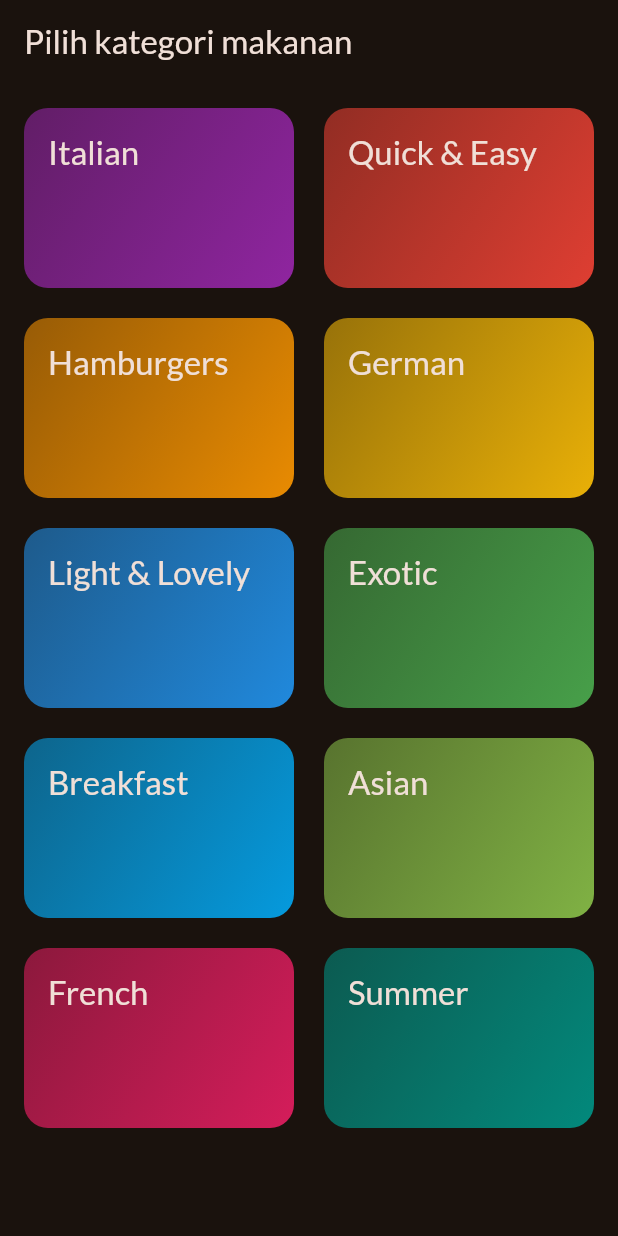
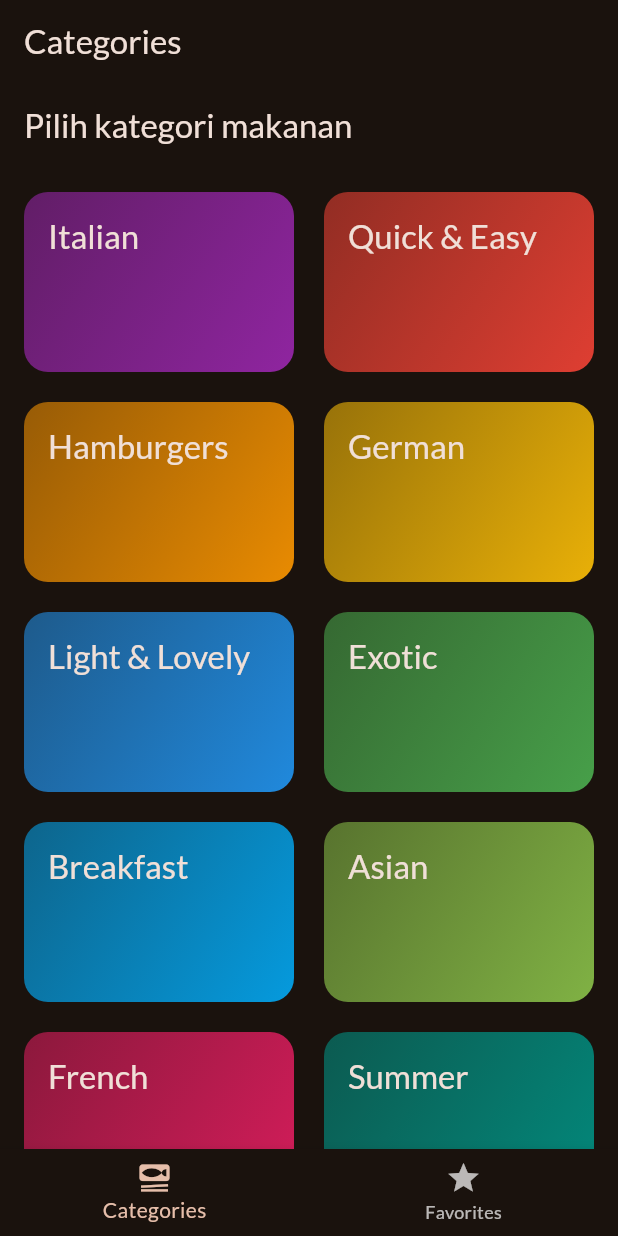
Before and after one commit to izhal27/meals_app, a Flutter app: the screen it shows after launch, on a phone screen of 412 x 824 dp. Run offline on Flutter 3.47's test engine with Material 3 defaults, Android fonts, the phone set to English and light mode, and no system bars; our stand-ins replace google_fonts, transparent_image.

```diff
--- a/lib/main.dart
+++ b/lib/main.dart
@@ -1,7 +1,7 @@
 import 'package:flutter/material.dart';
+import 'package:google_fonts/google_fonts.dart';
 
-import 'package:google_fonts/google_fonts.dart';
-import 'package:meals/screen/categories.dart';
+import 'package:meals/screen/tabs.dart';
 
 final theme = ThemeData(
   useMaterial3: true,
@@ -23,7 +23,7 @@ class App extends StatelessWidget {
   Widget build(BuildContext context) {
     return MaterialApp(
       theme: theme,
-      home: const CategoriesScreen(),
+      home: const TabsScreen(),
     );
   }
 }
--- a/lib/screen/meals.dart
+++ b/lib/screen/meals.dart
@@ -6,12 +6,12 @@ import 'package:meals/widgets/meal_item.dart';
 
 class MealsScreen extends StatelessWidget {
   const MealsScreen({
-    required this.title,
+    this.title,
     required this.meals,
     super.key,
   });
 
-  final String title;
+  final String? title;
   final List<Meal> meals;
 
   void _selectMeal(BuildContext context, Meal meal) {
@@ -53,9 +53,13 @@ class MealsScreen extends StatelessWidget {
       );
     }
 
+    if (title == null) {
+      return content;
+    }
+
     return Scaffold(
       appBar: AppBar(
-        title: Text(title),
+        title: Text(title!),
       ),
       body: content,
     );
--- /dev/null
+++ b/lib/screen/tabs.dart
@@ -0,0 +1,52 @@
+import 'package:flutter/material.dart';
+import 'package:meals/screen/categories.dart';
+import 'package:meals/screen/meals.dart';
+
+class TabsScreen extends StatefulWidget {
+  const TabsScreen({super.key});
+
+  @override
+  State<TabsScreen> createState() => _TabsScreenState();
+}
+
+class _TabsScreenState extends State<TabsScreen> {
+  var _activeScreenIndex = 0;
+
+  void _setActiveScreen(int index) {
+    setState(() {
+      _activeScreenIndex = index;
+    });
+  }
+
+  @override
+  Widget build(BuildContext context) {
+    Widget activeScreen = const CategoriesScreen();
+    var activeScreenTitle = 'Categories';
+
+    if (_activeScreenIndex == 1) {
+      activeScreen = const MealsScreen(meals: []);
+      activeScreenTitle = 'Makanan Favorit';
+    }
+
+    return Scaffold(
+      appBar: AppBar(
+        title: Text(activeScreenTitle),
+      ),
+      body: activeScreen,
+      bottomNavigationBar: BottomNavigationBar(
+        onTap: _setActiveScreen,
+        currentIndex: _activeScreenIndex,
+        items: const [
+          BottomNavigationBarItem(
+            icon: Icon(Icons.set_meal),
+            label: 'Categories',
+          ),
+          BottomNavigationBarItem(
+            icon: Icon(Icons.star),
+            label: 'Favorites',
+          ),
+        ],
+      ),
+    );
+  }
+}
```
